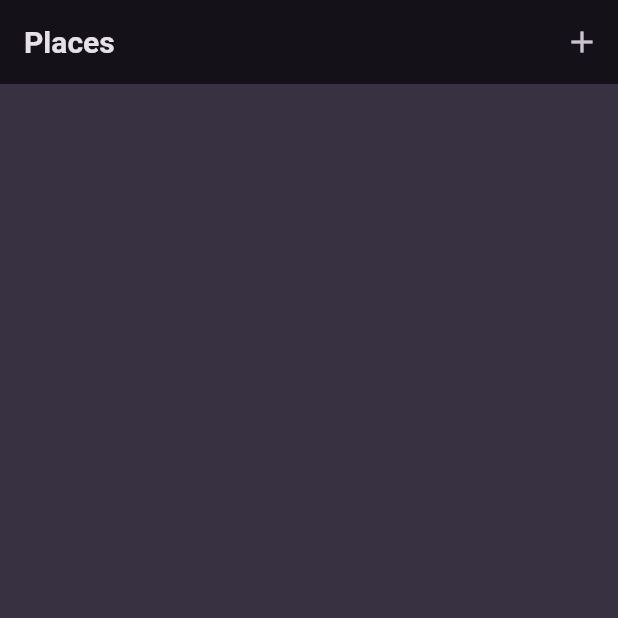
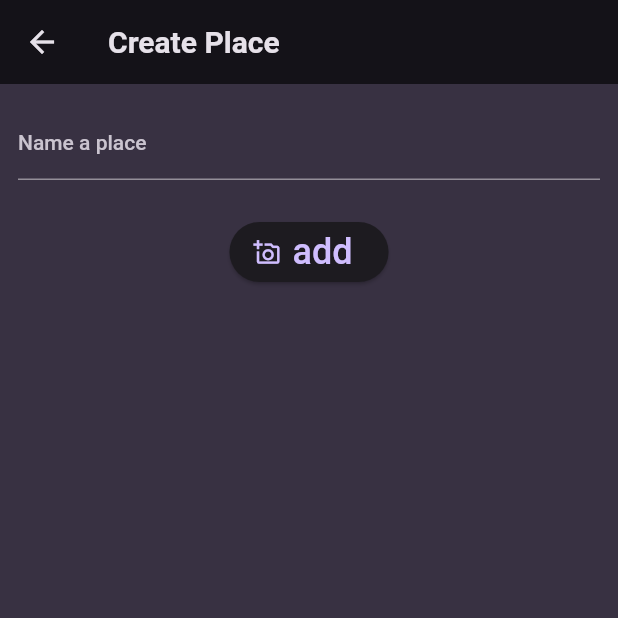
Before and after one commit to Arkar20/favourite_places, a Flutter app: the screen it shows after launch, after a tap on the "add" icon, on a phone screen of 412 x 824 dp, the top half of it. Run offline on Flutter 3.47's test engine with Material 2 defaults, Android fonts, the phone set to English and light mode, and no system bars; our stand-ins replace google_fonts.

Commit message:
create screen

```diff
--- /dev/null
+++ b/lib/screens/CreatePlace.dart
@@ -0,0 +1,46 @@
+import 'package:flutter/material.dart';
+
+class CreatePlace extends StatefulWidget {
+  const CreatePlace({super.key});
+
+  @override
+  State<CreatePlace> createState() => _CreatePlaceState();
+}
+
+class _CreatePlaceState extends State<CreatePlace> {
+  @override
+  Widget build(BuildContext context) {
+    return Scaffold(
+      appBar: AppBar(
+        title: const Text('Create Place'),
+      ),
+      body: Padding(
+        padding: const EdgeInsets.symmetric(horizontal: 12, vertical: 16),
+        child: Form(
+            child: Column(
+          children: [
+            TextFormField(
+              decoration: const InputDecoration(label: Text("Name a place")),
+            ),
+            const SizedBox(height: 24,),
+            Row(
+              mainAxisAlignment: MainAxisAlignment.center,
+              children: [
+                ElevatedButton.icon(
+                  onPressed: () {
+                    print('print');
+                  },
+                  icon: const Icon(Icons.add_a_photo_outlined),
+                  label: const Text(
+                        "add",
+                        style: TextStyle(fontSize: 24),
+                      )
+                )
+              ],
+            )
+          ],
+        )),
+      ),
+    );
+  }
+}
--- a/lib/screens/PlaceList.dart
+++ b/lib/screens/PlaceList.dart
@@ -1,3 +1,4 @@
+import 'package:favourite_places/screens/CreatePlace.dart';
 import 'package:flutter/material.dart';
 
 class PlaceList extends StatefulWidget {
@@ -15,7 +16,7 @@ class _PlaceListState extends State<PlaceList> {
         title: const Text('Places'),
         actions: [
           IconButton(onPressed: (){
-            print('object');
+            Navigator.of(context).push(MaterialPageRoute(builder: (context)=> CreatePlace() ));
           }, icon: const Icon(Icons.add))
         ],
       ),
```
